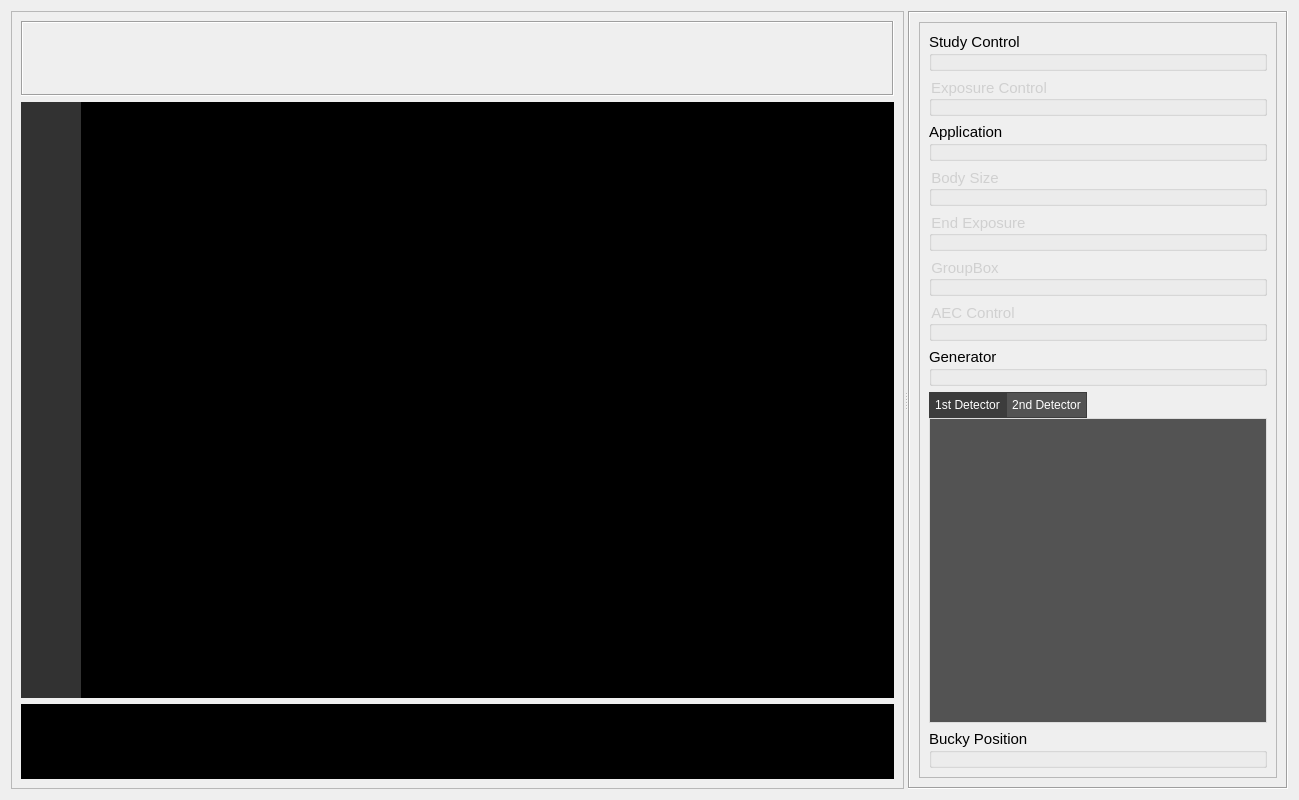
Above: View/Page/ExamPage.ui from altay-brusan/etrek before the change. Below: the same form after it.
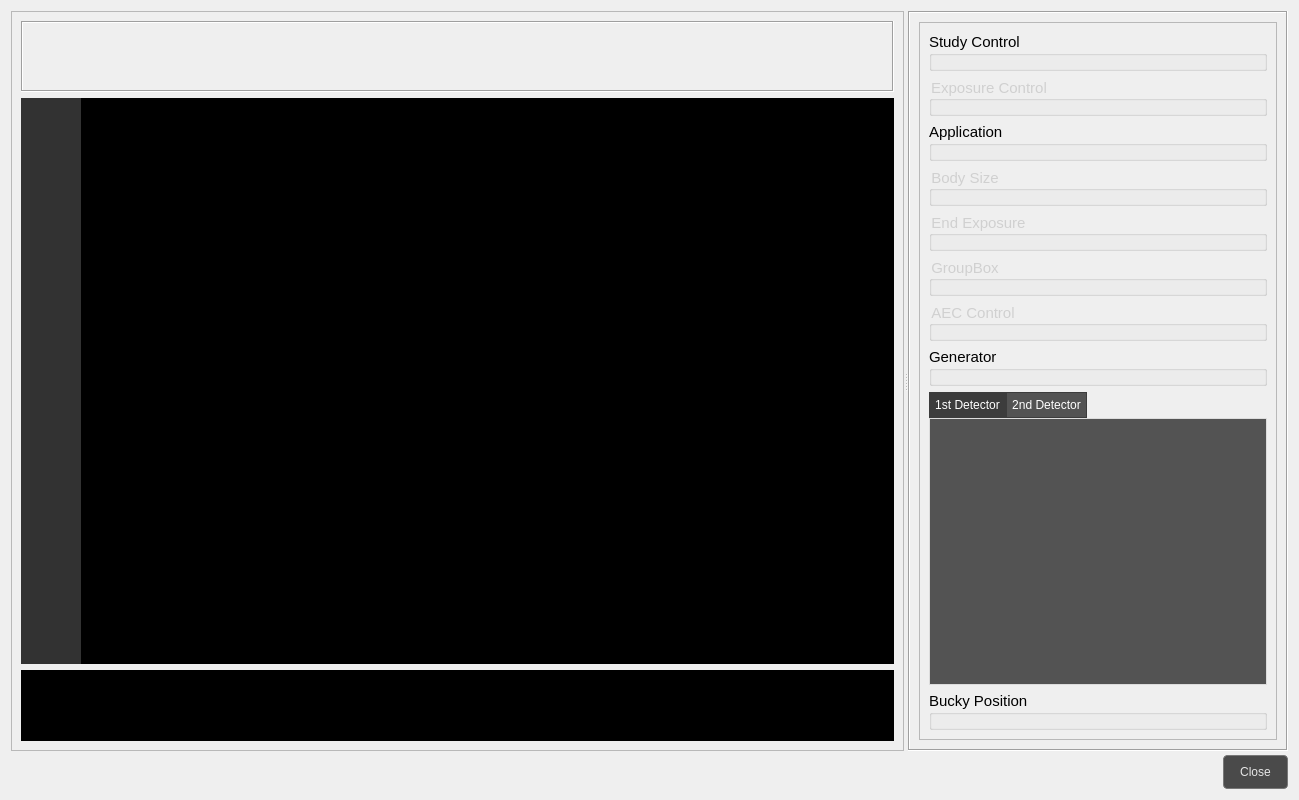
That is the form after the change. Custom widgets are drawn as their Qt base class.

Commit message:
Add close button to ExamPage with QDialogButtonBox
Introduced a `QDialogButtonBox` to the `ExamPage` UI, enabling a close button for improved user interaction. Connected the `rejected` signal of the button box to a new `closeExamPage` signal in `ExamPage.cpp`. Updated `ExamPage.h` to include the new signal.

Styled the `QDialogButtonBox` with a custom stylesheet and adjusted the vertical layout spacing in `ExamPage.ui`. Removed the unused `ThumbnailImageListWidget.h` include for cleanup.

The edit to the form file:
```diff
--- a/View/Page/ExamPage.ui
+++ b/View/Page/ExamPage.ui
@@ -20,6 +20,9 @@
    <string>Form</string>
   </property>
   <layout class="QVBoxLayout" name="verticalLayout">
+   <property name="spacing">
+    <number>4</number>
+   </property>
    <item>
     <widget class="QSplitter" name="splitter">
      <property name="sizePolicy">
@@ -439,6 +442,43 @@
      </widget>
     </widget>
    </item>
+   <item>
+    <widget class="QDialogButtonBox" name="buttonBox">
+     <property name="font">
+      <font>
+       <pointsize>11</pointsize>
+      </font>
+     </property>
+     <property name="styleSheet">
+      <string notr="true">QPushButton {
+    border: 1px solid rgb(120, 120, 120);
+    border-radius: 4px;
+    background: rgb(74, 74, 74);
+    color: rgb(230, 230, 230);
+    min-height: 24px;
+    padding: 4px 16px;
+}
+QPushButton:hover {
+    border-color: rgb(160, 160, 160);
+    background: rgb(92, 92, 92);
+}
+QPushButton:pressed {
+    background: rgb(64, 64, 64);
+}
+QPushButton:focus {
+    border-color: rgb(180, 180, 180);
+}
+QPushButton:disabled {
+    border-color: rgb(80, 80, 80);
+    background: rgb(60, 60, 60);
+    color: rgb(130, 130, 130);
+}</string>
+     </property>
+     <property name="standardButtons">
+      <set>QDialogButtonBox::StandardButton::Close</set>
+     </property>
+    </widget>
+   </item>
   </layout>
  </widget>
  <customwidgets>
```
The commit also changes 2 other files.
